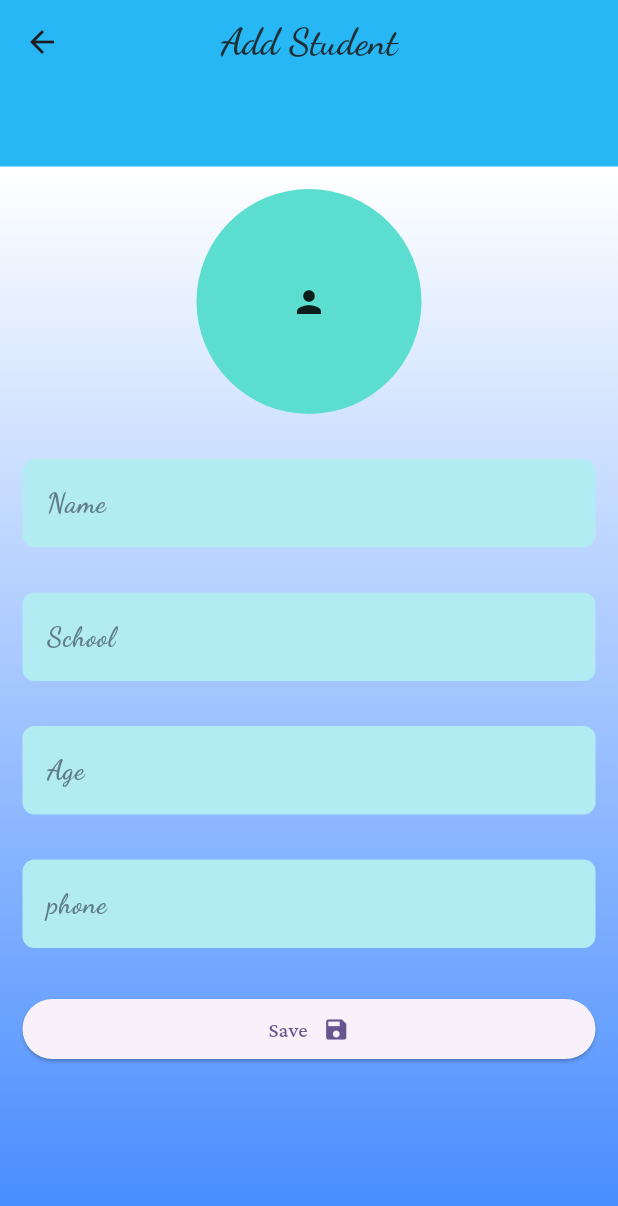
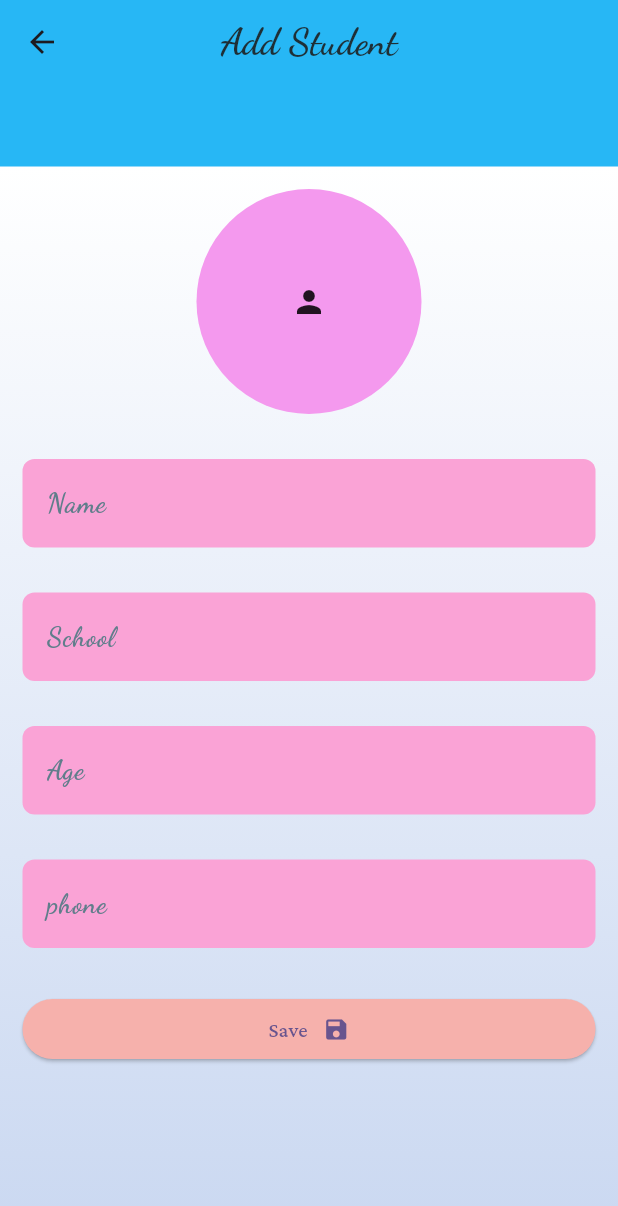
Before and after one commit to vibintomy/student_management_provider, a Flutter app: the screen it shows after launch, after a tap on the "add" icon, on a phone screen of 412 x 824 dp. Shown: the top 1206 px of the screen. Run offline on Flutter 3.47's test engine with Material 3 defaults, Android fonts, the phone set to English and light mode, and no system bars; our stand-ins replace google_fonts, image_picker, lottie, sqflite; accounts and stored records are empty; network calls fail.

Commit message:
final edit

```diff
--- a/lib/core/colors.dart
+++ b/lib/core/colors.dart
@@ -7,4 +7,12 @@ BoxDecoration maincolor = const BoxDecoration(
   end: Alignment.bottomCenter,
 ));
 
+
+BoxDecoration maincolor1 = const BoxDecoration(
+    gradient: LinearGradient(
+  colors: [Colors.white, Color.fromARGB(255, 202, 216, 241)],
+  begin: Alignment.topCenter,
+  end: Alignment.bottomCenter,
+));
+
 const Color color1 = Color.fromARGB(255, 39, 183, 245);
--- a/lib/screens/adding/add_student.dart
+++ b/lib/screens/adding/add_student.dart
@@ -33,7 +33,7 @@ class AddStudent extends StatelessWidget {
       body: Container(
         height: double.infinity,
         width: double.infinity,
-        decoration: maincolor,
+        decoration: maincolor1,
         child: SingleChildScrollView(
           child: Padding(
             padding: const EdgeInsets.all(15),
@@ -68,7 +68,7 @@ class AddStudent extends StatelessWidget {
                                 width: 150,
                                 decoration: BoxDecoration(
                                   borderRadius: BorderRadius.circular(100),
-                                  color: const Color.fromARGB(255, 91, 222, 208),
+                                  color:const Color.fromARGB(255, 244, 153, 238),
                                 ),
                                 child: const Icon(Icons.person),
                               ),
@@ -125,6 +125,9 @@ class AddStudent extends StatelessWidget {
                           }),
                       kheight,
                       ElevatedButton(
+                        style: ElevatedButton.styleFrom(
+                          backgroundColor:const Color.fromARGB(255, 246, 177, 172)
+                        ),
                           onPressed: () {
                             if (_formKey.currentState!.validate()) {
                               final name = nameController.text;
--- a/lib/screens/details/details.dart
+++ b/lib/screens/details/details.dart
@@ -22,7 +22,7 @@ class StudentDetails extends StatelessWidget {
       body: Container(
         height: double.infinity,
         width: double.infinity,
-        decoration: maincolor,
+        decoration: maincolor1,
         child: Center(
           child: SingleChildScrollView(
             child: Column(
@@ -38,7 +38,7 @@ class StudentDetails extends StatelessWidget {
                       height: 320,
                       width:200,
                       decoration:const BoxDecoration(
-                        color: Color.fromARGB(255, 165, 245, 168),
+                        color: Color.fromARGB(255, 245, 165, 213),
                         borderRadius: BorderRadius.only(
                           bottomRight: Radius.circular(5),
                           topRight: Radius.circular(5),
--- a/lib/screens/details/image_widget.dart
+++ b/lib/screens/details/image_widget.dart
@@ -17,7 +17,7 @@ class ImageWidget extends StatelessWidget {
               width: 300,
               height:300,
               decoration: BoxDecoration(
-                color:const Color.fromARGB(255, 183, 253, 185),
+                color:const Color.fromARGB(255, 245, 165, 213),
                 borderRadius: BorderRadius.circular(80),
                 boxShadow:const [BoxShadow(
                   color: Colors.black,
--- a/lib/screens/edit/student_edit.dart
+++ b/lib/screens/edit/student_edit.dart
@@ -40,7 +40,7 @@ class StudentEdit extends StatelessWidget {
       body: Container(
         height: double.infinity,
         width: double.infinity,
-        decoration: maincolor,
+        decoration: maincolor1,
         child: SingleChildScrollView(
           child: Padding(
             padding: const EdgeInsets.all(15),
--- a/lib/screens/home/home.dart
+++ b/lib/screens/home/home.dart
@@ -16,7 +16,7 @@ class Home extends StatelessWidget {
 
   @override
   Widget build(BuildContext context) {
-    final homeprovider = Provider.of<HomePageProvider>(context);
+    final homeprovider = Provider.of<HomePageProvider>(context,listen: false);
     homeprovider.refreshStudentList();
     return Scaffold(
       appBar: AppBar(
@@ -30,17 +30,29 @@ class Home extends StatelessWidget {
             child: Padding(
               padding: const EdgeInsets.all(10),
               child: CupertinoSearchTextField(
-                onChanged: (value) {
-                  homeprovider.filterStudents(value);
+                onChanged: (query) {
+                  homeprovider.filterStudents(query);
                 },
                 backgroundColor: Colors.white,
               ),
             )),
       ),
-      body: Container(
+      body: FutureBuilder(
+          future: homeprovider.refreshStudentList(),
+          builder: (context, snapshot) {
+            if (snapshot.connectionState == ConnectionState.waiting) {
+              return const Center(
+                child: CircularProgressIndicator(),
+              );
+            } else if (snapshot.hasError) {
+              return const Center(child: Text("Error loasing data"));
+            }
+            return Consumer<HomePageProvider>(
+                builder: (context, homeprovider, child) {
+              return Container(
                   height: double.infinity,
                   width: double.infinity,
-          decoration: maincolor,
+                  decoration: maincolor1,
                   child: homeprovider.filteredStudents.isEmpty
                       ? const Center(
                           child: Text(
@@ -53,19 +65,22 @@ class Home extends StatelessWidget {
                       : ListView.builder(
                           itemCount: homeprovider.filteredStudents.length,
                           itemBuilder: (context, index) {
-                    final student = homeprovider.filteredStudents[index];
+                            final student =
+                                homeprovider.filteredStudents[index];
                             return Padding(
                               padding: const EdgeInsets.all(8.0),
                               child: GestureDetector(
                                 onTap: () => Navigator.push(
                                     context,
                                     MaterialPageRoute(
-                                builder: (context) =>  StudentDetails(student: student,))),
+                                        builder: (context) => StudentDetails(
+                                              student: student,
+                                            ))),
                                 child: Container(
                                   height: 100,
                                   width: double.infinity,
                                   decoration: BoxDecoration(
-                              color:const Color.fromARGB(255, 130, 250, 164),
+                                      color:const  Color.fromARGB(255, 245, 165, 213),
                                       borderRadius: BorderRadius.circular(5),
                                       boxShadow: const [
                                         BoxShadow(
@@ -77,51 +92,53 @@ class Home extends StatelessWidget {
                                   child: Center(
                                     child: ListTile(
                                       leading: student.profileimg.isNotEmpty
-                                  ?Container(
+                                          ? Container(
                                               height: 80,
                                               width: 80,
                                               decoration: BoxDecoration(
-                                      image: DecorationImage(image: FileImage(File(student.profileimg),),
+                                                image: DecorationImage(
+                                                    image: FileImage(
+                                                      File(student.profileimg),
+                                                    ),
                                                     fit: BoxFit.cover),
-                                      borderRadius: BorderRadius.circular(8),
+                                                borderRadius:
+                                                    BorderRadius.circular(8),
                                               ),
                                             )
-                                  :Container(
+                                          : Container(
                                               height: 80,
                                               width: 80,
                                               decoration: BoxDecoration(
                                                   color: Colors.cyan,
-                                      borderRadius: BorderRadius.circular(8)
-
-                                    ),
-                                    child:const Icon(
+                                                  borderRadius:
+                                                      BorderRadius.circular(8)),
+                                              child: const Icon(
                                                 Icons.person,
                                                 size: 40,
-                                        color: Colors.white
-                                        ,
+                                                color: Colors.white,
                                               ),
                                             ),
-                                  title: Text(student.name,
+                                      title: Text(
+                                        student.name,
                                         style: GoogleFonts.crimsonPro(
                                             color: Colors.black,
                                             fontSize: 20,
-                                   fontWeight: FontWeight.bold
-                                  ),),
+                                            fontWeight: FontWeight.bold),
+                                      ),
                                       subtitle: Text(
-
                                         student.school,
                                         style: GoogleFonts.crimsonPro(
                                             fontSize: 15,
                                             color: Colors.black,
-                                      fontWeight: FontWeight.bold
+                                            fontWeight: FontWeight.bold),
                                       ),
-                                  ),
-                                  trailing: Text("Age : ${student.age}",
+                                      trailing: Text(
+                                        "Age : ${student.age}",
                                         style: GoogleFonts.crimsonPro(
                                             fontSize: 15,
                                             color: Colors.black,
-                                    fontWeight: FontWeight.bold
-                                  ),),
+                                            fontWeight: FontWeight.bold),
+                                      ),
                                       minTileHeight: 60,
                                     ),
                                   ),
@@ -129,14 +146,18 @@ class Home extends StatelessWidget {
                               ),
                             );
                           },
-                )),
-      floatingActionButton: FloatingActionButton(onPressed: () {
+                        ));
+            });
+          }),
+      floatingActionButton: FloatingActionButton(
+       backgroundColor: Colors.white,
+        onPressed: () {
           Navigator.push(
             context,
             MaterialPageRoute(builder: (context) => AddStudent()),
           ).then((value) => homeprovider.refreshStudentList());
         },
-      child:const Icon(Icons.add),
+        child:const  Icon(Icons.add,color: Colors.blue,),
       ),
     );
   }
--- a/lib/widgets/text_field.dart
+++ b/lib/widgets/text_field.dart
@@ -23,7 +23,7 @@ Widget buildTextFeild({
          fontWeight: FontWeight.bold
       ),
       filled: true,
-      fillColor: Colors.cyan.shade100,
+      fillColor:const Color.fromARGB(255, 250, 163, 214),
       border: OutlineInputBorder(
         borderRadius: BorderRadius.circular(8),
         borderSide: BorderSide.none
```
Also changed, not shown: lib/provider/home_page_provider.dart (+8 -7 lines). Lines whose indentation alone changed are shown as unchanged.
